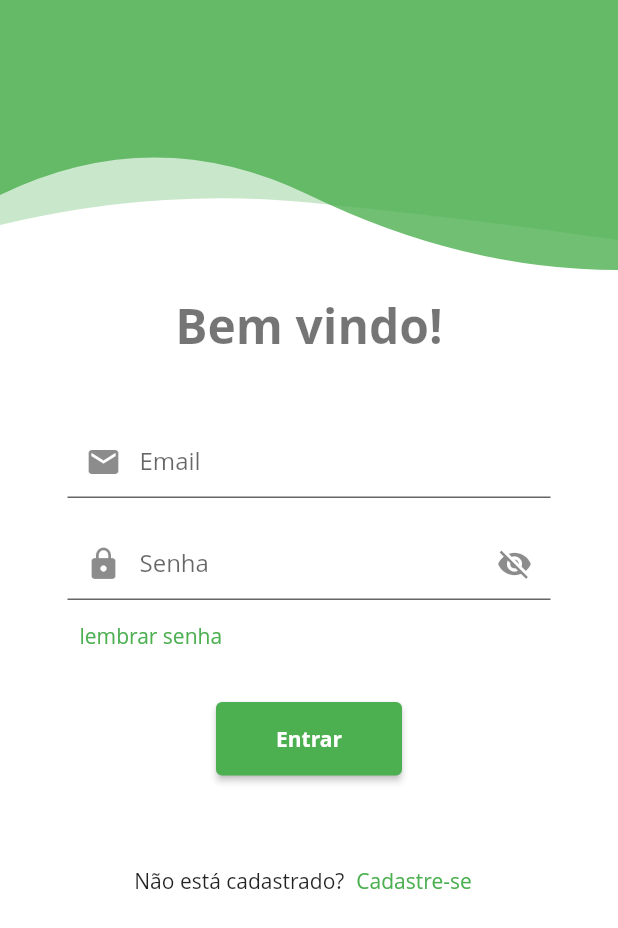
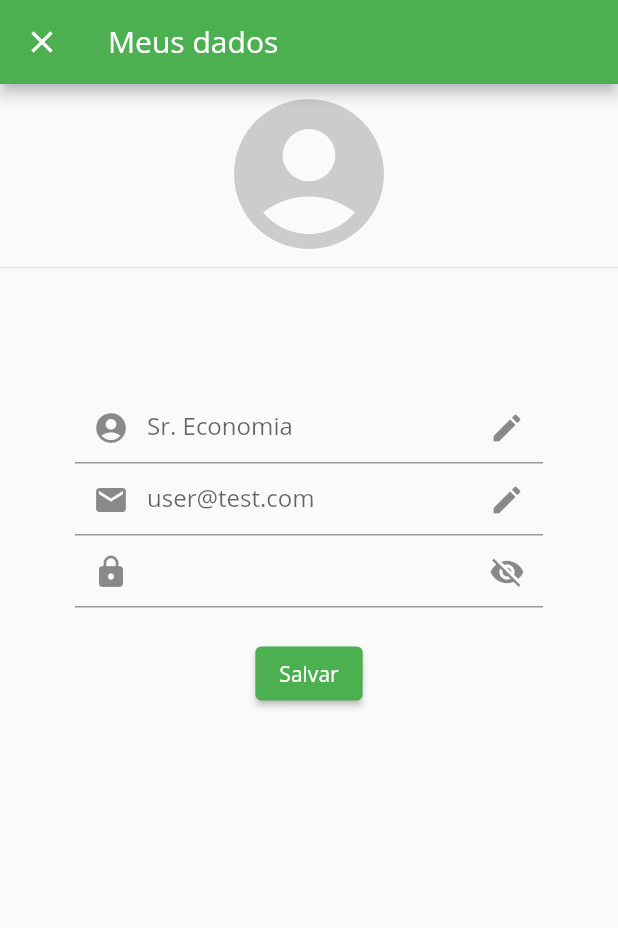
Before and after one commit to KassioRF/TP_PDM, a Flutter app: the screen it shows after launch, on a phone screen of 412 x 824 dp. Shown: the top 928 px of the screen. Run offline on Flutter 3.47's test engine with Material 2 defaults, Android fonts, the phone set to English and light mode, and no system bars; Roboto replaces fonts that are missing (Open Sans).

Commit message:
profile view

```diff
--- /dev/null
+++ b/gkfin/lib/data/dummy_user_data.dart
@@ -0,0 +1,11 @@
+import '../models/user.dart';
+
+class UserPreferences {
+  static const userTest = User(
+    name: 'Sr. Economia',
+    email: 'user@test.com',
+    password: '123',
+    profilePic: 'assets/k4ckbuiugmfz.jpg',
+
+  );
+}
--- a/gkfin/lib/main.dart
+++ b/gkfin/lib/main.dart
@@ -15,6 +15,7 @@ import 'package:gkfin/views/home.dart';
 import 'package:gkfin/views/enter.dart';
 import 'package:gkfin/views/add_register.dart';
 import 'package:gkfin/views/about.dart';
+import 'package:gkfin/views/profile.dart';
 
 import 'package:gkfin/widgets/splash.dart';
 import 'package:gkfin/widgets/login_form.dart';
@@ -69,7 +70,8 @@ class MyApp extends StatelessWidget {
         // If true: Redirect to main view
         // Else: Redirect to LoginView
         //home: const LoginView(title: 'Login UI',),
-        initialRoute: '/login',
+        initialRoute: '/profile',
+        // Ref: Aulas: APP41/42
         routes: {
           // AppRoutes.LOGIN: (ctx) => const LoginView(title: 'Login UI'),
           // AppRoutes.HOME: (ctx) => _isLogedIn ? HomeView(title: 'Home',) : EnterView(title: 'Login', form:  LoginForm()),
@@ -78,6 +80,7 @@ class MyApp extends StatelessWidget {
           AppRoutes.LOGIN: (ctx) => const EnterView(title: 'Login', form:  LoginForm()),
           AppRoutes.REGISTER: (ctx) => const EnterView(title: 'Register', form: RegisterForm()),
           AppRoutes.RECOVERYPASS: (ctx) => const EnterView(title: 'Recover pass', form:RecoveryForm()),
+          AppRoutes.PROFILE: (ctx) => const ProfileView(),
           AppRoutes.ADDREGISTER: (ctx) => const AddRegister(),
           AppRoutes.ABOUT: (ctx) => const AboutView(),
         },
--- /dev/null
+++ b/gkfin/lib/models/user.dart
@@ -0,0 +1,13 @@
+class User {
+  final String name;
+  final String email;
+  final String password; // just for tests
+  final String profilePic;
+
+  const User ({
+    required this.name,
+    required this.email,
+    required this.password, // just for test
+    required this.profilePic,
+  });
+}
--- a/gkfin/lib/utils/app_routes.dart
+++ b/gkfin/lib/utils/app_routes.dart
@@ -8,6 +8,7 @@ class AppRoutes {
   static const LOGIN = '/login';
   static const REGISTER = '/register';
   static const RECOVERYPASS = '/recoverpass';
+  static const PROFILE = '/profile';
   static const ADDREGISTER = '/addregister';
   static const ABOUT = '/about';
 
--- a/gkfin/lib/views/about.dart
+++ b/gkfin/lib/views/about.dart
@@ -33,7 +33,7 @@ class AboutView extends StatelessWidget {
               padding: const EdgeInsets.all(15),
               child: Column(
                 children: const <Widget>[
-                  Text(' GK Finançãs é a sua solução portátil para facilitar a organização e controle de suas finanças pessoais!'),
+                  Text(' GK Finanças é a sua solução portátil para facilitar a organização e controle de suas finanças pessoais!'),
                   // const SizedBox(height: 5,),
                   Divider(height: 45,),
                   Text('Desenvolvido por: '),
--- a/gkfin/lib/views/add_register.dart
+++ b/gkfin/lib/views/add_register.dart
@@ -161,7 +161,7 @@ class _AddRegister extends State<AddRegister> {
                       //@TODO Validate email here!
                       maxLines: 1,
                       decoration: const InputDecoration(
-                        hintText: 'descrição',
+                        hintText: 'descrição *',
                         icon: Icon(Icons.info),
                       ),
                     ),
@@ -170,7 +170,7 @@ class _AddRegister extends State<AddRegister> {
                       controller: dateinput, //editing controller of this TextField
                       decoration: const InputDecoration(
                         icon: Icon(Icons.calendar_today), //icon of text field
-                        labelText: "Enter Date" //label text of field
+                        labelText: "data *" //label text of field
                       ),
                       readOnly: true,  //set it true, so that user will not able to edit text
                       onTap: () async {
@@ -195,13 +195,10 @@ class _AddRegister extends State<AddRegister> {
                         }
                       },
                     ),
-
                   ],
                 ),
               ),
-
             ),
-
           ],
         )
       ),
--- a/gkfin/lib/views/home.dart
+++ b/gkfin/lib/views/home.dart
@@ -8,11 +8,11 @@ import 'package:gkfin/widgets/list_records.dart';
 import 'package:gkfin/widgets/filter_items.dart';
 import 'package:gkfin/widgets/pick_date.dart';
 import 'package:gkfin/views/add_register.dart';
+import '../utils/app_routes.dart';
 
 // import '../models/records.dart';
 // import '../models/records.dart';
 import '../data/dummy_data.dart';
-import '../utils/app_routes.dart';
 
 // default box decoration
 final _boxDecoration =  BoxDecoration(
@@ -57,9 +57,14 @@ class _HomeView extends State<HomeView> with SingleTickerProviderStateMixin {
 
     return Scaffold(
       appBar: AppBar(
-        toolbarHeight: 60,
+        toolbarHeight: 45,
         //@TODO ADD BTN EVENT
-        leading: IconButton(onPressed: () {}, icon: Icon(Icons.account_circle, size:40),),
+        leading: IconButton(onPressed: () {
+            Navigator.of(context).pushNamed(AppRoutes.PROFILE);
+          },
+          icon: Icon(Icons.account_circle, size:40),
+        ),
+
         title: Text('Hello, User'),
         actions: [
           //@TODO ADD BTN EVENT
@@ -69,7 +74,7 @@ class _HomeView extends State<HomeView> with SingleTickerProviderStateMixin {
               if (value == 0) {
                 Navigator.of(context).pushNamed(AppRoutes.ABOUT);
               }else if (value == 1) {
-                Navigator.of(context).pushNamed(AppRoutes.LOGIN);
+                Navigator.of(context).pushNamed(AppRoutes.SPLASH);
               }
             },
             itemBuilder: (ctx) => [
--- /dev/null
+++ b/gkfin/lib/views/profile.dart
@@ -0,0 +1,124 @@
+import 'package:flutter/material.dart';
+import '../data/dummy_user_data.dart';
+
+class ProfileView extends StatefulWidget {
+  const ProfileView ({Key?key}) : super(key:key);
+
+  @override
+  _ProfileView createState() => _ProfileView();
+
+}
+
+class _ProfileView extends State<ProfileView> {
+  final _formKey = GlobalKey<FormState>();
+  final _user = UserPreferences.userTest;
+  bool _isObscure = true;
+
+  @override
+  void initState() {
+    // TODO: implement initState
+    super.initState();
+  }
+
+
+  @override
+  Widget build(BuildContext context) {
+
+    return Scaffold(
+      //prevent resize when keyboard shows up
+      // resizeToAvoidBottomPadding: false,
+      // resizeToAvoidBottomInset: false,
+
+      appBar: AppBar(
+        // toolbarHeight: 60,
+        //@TODO ADD BTN EVENT
+        leading: IconButton(
+          icon: const Icon(Icons.close, color: Colors.white),
+          onPressed: () => Navigator.of(context).pop(),
+        ),
+        title: const Text('Meus dados'),
+        // actions: [
+        //   //@TODO ADD BTN EVENT
+        //   IconButton(onPressed: () {}, icon: const Icon(Icons.more_vert),)
+        // ],
+
+      ),
+
+      body: SingleChildScrollView (
+        child: Column(
+          children: <Widget>[
+            Align(
+              alignment: Alignment.center,
+              child: Icon(
+                Icons.account_circle,
+                color: Colors.grey.withOpacity(.5),
+                size:120,
+              ),
+            ),
+            const Divider(height: 5,),
+            Padding(
+                padding: const EdgeInsets.fromLTRB(50, 80, 50, 0),
+                child: Form(
+                  key: _formKey,
+                  child: Column(
+                    mainAxisAlignment: MainAxisAlignment.spaceEvenly,
+                    children: <Widget>[
+                      TextFormField(
+                        maxLines: 1,
+                        decoration: InputDecoration(
+                          hintText: _user.name,
+                          filled: false,
+                          prefixIcon: const Icon(Icons.account_circle),
+                          suffixIcon: const Icon(Icons.edit),
+                        ),
+                      ),
+                      TextFormField(
+                        maxLines: 1,
+                        decoration: InputDecoration(
+                          hintText: _user.email,
+                          filled: false,
+                          prefixIcon: const Icon(Icons.email),
+                          suffixIcon: const Icon(Icons.edit),
+                        ),
+                      ),
+                      TextFormField(
+                        //@TODO Validate password here!
+                        maxLines: 1,
+                        obscureText: _isObscure,
+                        decoration: InputDecoration(
+                          prefixIcon: const Icon(Icons.lock),
+                          // hintText: ,
+                          suffixIcon: IconButton(
+                            icon: Icon( _isObscure ?  Icons.visibility_off : Icons.visibility),
+                            onPressed: () {
+                              setState(() {
+                                _isObscure = !_isObscure;
+                              });
+                            },
+                          ),
+                        ),
+                      ),
+                      SizedBox(height: 20,),
+                      ElevatedButton(
+                        onPressed: (){
+                          //@TODO VALIDATE FORM}
+                          // for tests
+
+                        },
+                      child: const Text('Salvar'),
+                      ),
+                    ],
+                  ),
+                ),
+              ),
+
+              SizedBox(height: 20,),
+
+          ],
+        ),
+      ),
+    );
+  }
+
+
+}
--- a/gkfin/lib/widgets/list_records.dart
+++ b/gkfin/lib/widgets/list_records.dart
@@ -97,8 +97,9 @@ class ListRecordsItem extends StatelessWidget {
       icon = Icon(Icons.arrow_upward, color: color);
 
     }else {
-      color = Colors.blue;
-      value = "+ ${record.value}";
+      // color = Colors.blue;
+      color = Colors.deepPurple;
+      value = "${record.value}";
       icon = Icon(Icons.arrow_upward, color: color);
     }
 
--- a/gkfin/lib/widgets/register_form.dart
+++ b/gkfin/lib/widgets/register_form.dart
@@ -75,7 +75,7 @@ class _RegisterForm extends State<RegisterForm> {
                         _isObscure = !_isObscure;
                       });
                     },
-                    ),
+                  ),
                 ),
               ),
               // CheckBox Remember me
```
Also changed, not shown: gkfin/assets/k4ckbuiugmfz.jpg (added).
